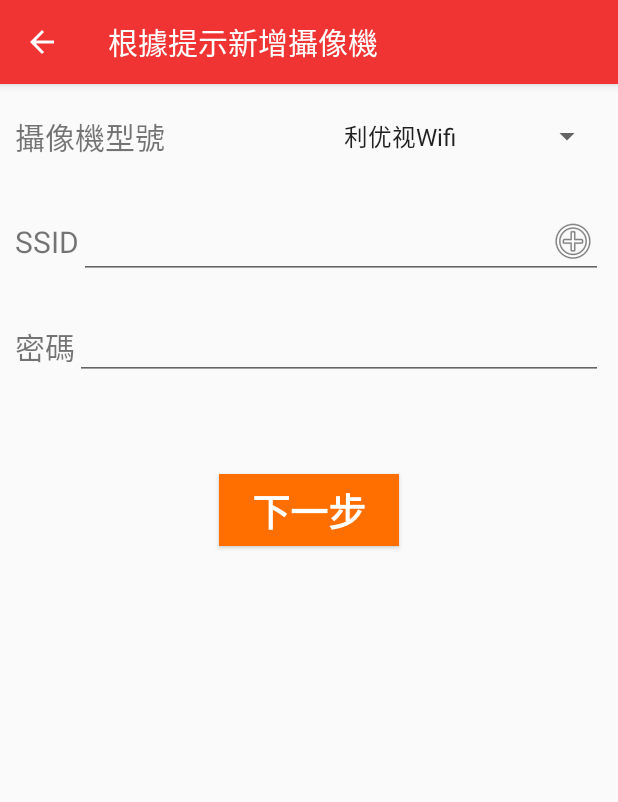
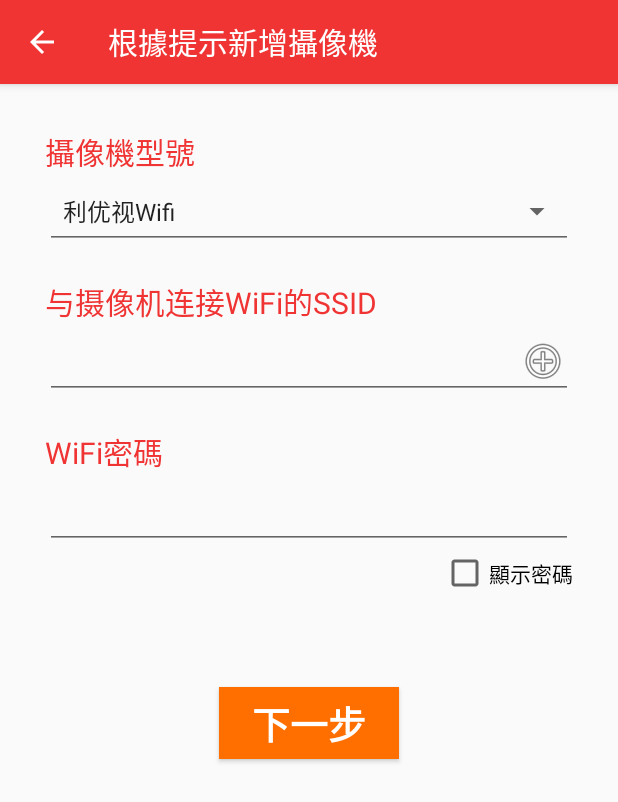
Before and after one commit to melvin11112015/GreataSmartCam, an Android app: the AddDeviceActivity screen opened directly, with no data from a screen before it, after a tap on "紅燈已經閃爍", on a phone screen of 412 x 824 dp. Shown: the top 802 px of the screen. Run offline under Robolectric (Android 15) with nearby library versions, the phone set to English and light mode, and no system bars.

Commit message:
Add a checkbox for showing password , adjust fragment_two

```diff
--- a/app/src/main/java/com/greata/greatasmartcam/AddDeviceActivity.java
+++ b/app/src/main/java/com/greata/greatasmartcam/AddDeviceActivity.java
@@ -12,12 +12,16 @@ import android.support.v7.app.ActionBar;
 import android.support.v7.app.AppCompatActivity;
 import android.os.Bundle;
 import android.support.v7.widget.ListPopupWindow;
+import android.text.method.HideReturnsTransformationMethod;
+import android.text.method.PasswordTransformationMethod;
 import android.util.Log;
 import android.view.MenuItem;
 import android.view.MotionEvent;
 import android.view.View;
 import android.widget.AdapterView;
 import android.widget.ArrayAdapter;
+import android.widget.CheckBox;
+import android.widget.CompoundButton;
 import android.widget.EditText;
 import android.widget.ImageView;
 import android.widget.Spinner;
@@ -35,10 +39,11 @@ public class AddDeviceActivity extends AppCompatActivity {
     private FragmentManager fManager;
     private ImageView lightView;
     private ActionBar actionBar;
-    private EditText editSSID;
+    private EditText editSSID, editPwd;
     private List<String> ssidList;
     private Spinner sp;
     private ListPopupWindow listPopupWindow;
+    private CheckBox pwdCheckBox;
 
     @Override
     protected void onCreate(Bundle savedInstanceState) {
@@ -83,6 +88,26 @@ public class AddDeviceActivity extends AppCompatActivity {
         if (editSSID == null) {
             editSSID = f2.getView().findViewById(R.id.edit_ssid);
             (new WifiTask()).execute();
+        }
+        if (editPwd == null) {
+            editPwd = f2.getView().findViewById(R.id.edit_pwd);
+        }
+        if (pwdCheckBox == null) {
+            pwdCheckBox = f2.getView().findViewById(R.id.show_pwd_checkbox);
+            pwdCheckBox.setOnCheckedChangeListener(new CompoundButton.OnCheckedChangeListener() {
+
+                @Override
+                public void onCheckedChanged(CompoundButton buttonView, boolean isChecked) {
+                    if (isChecked) {
+                        //如果选中，显示密码
+                        editPwd.setTransformationMethod(HideReturnsTransformationMethod.getInstance());
+                    } else {
+                        //否则隐藏密码
+                        editPwd.setTransformationMethod(PasswordTransformationMethod.getInstance());
+                    }
+
+                }
+            });
         }
         fManager.beginTransaction().hide(f2).hide(f3).commit();
     }
@@ -156,17 +181,20 @@ public class AddDeviceActivity extends AppCompatActivity {
             editSSID.setOnTouchListener(new View.OnTouchListener() {
                 @Override
                 public boolean onTouch(View v, MotionEvent event) {
+                    final int DRAWABLE_RIGHT = 2;
                     if (event.getAction() == MotionEvent.ACTION_UP) {
                         if (event.getX() >= (editSSID.getWidth() - editSSID
-                                .getCompoundDrawables()[2].getBounds().width())) {
+                                .getCompoundDrawables()[DRAWABLE_RIGHT].getBounds().width())) {
                             listPopupWindow = new ListPopupWindow(AddDeviceActivity.this);
                             listPopupWindow.setAdapter(new ArrayAdapter<String>(AddDeviceActivity.this, android.R.layout.simple_list_item_1, ssidList));
                             listPopupWindow.setAnchorView(editSSID);
+                            listPopupWindow.setHeight(500);
                             listPopupWindow.setModal(true);
                             listPopupWindow.setOnItemClickListener(new AdapterView.OnItemClickListener() {
                                 @Override
                                 public void onItemClick(AdapterView<?> adapterView, View view, int i, long l) {
                                     editSSID.setText(ssidList.get(i));
+                                    listPopupWindow.dismiss();
                                 }
                             });
                             listPopupWindow.show();
--- a/app/src/main/res/layout/fragment_two.xml
+++ b/app/src/main/res/layout/fragment_two.xml
@@ -3,50 +3,54 @@
     android:layout_width="match_parent"
     android:layout_height="wrap_content"
     android:orientation="vertical"
+    android:padding="20dp"
     tools:context=".AddFragment">
 
     <LinearLayout
         android:layout_width="match_parent"
-        android:layout_height="50dp"
+        android:layout_height="wrap_content"
         android:layout_margin="10dp"
+        android:layout_weight="1"
         android:gravity="center"
-        android:orientation="horizontal"
+        android:orientation="vertical"
         tools:context=".AddFragment">
 
         <TextView
-            android:layout_width="wrap_content"
+            android:layout_width="match_parent"
             android:layout_height="wrap_content"
             android:layout_weight="1"
             android:text="攝像機型號"
+            android:textColor="@color/colorPrimary"
             android:textSize="20sp" />
 
         <Spinner
             android:id="@+id/spinner"
-            android:layout_width="wrap_content"
-            android:layout_height="wrap_content"
+            style="@style/Widget.AppCompat.Spinner.Underlined"
+            android:layout_width="match_parent"
+            android:layout_height="50dp"
             android:layout_gravity="center" />
 
     </LinearLayout>
 
     <LinearLayout
         android:layout_width="match_parent"
-        android:layout_height="50dp"
+        android:layout_height="wrap_content"
         android:layout_margin="10dp"
         android:layout_weight="1"
         android:gravity="center"
-        android:orientation="horizontal">
+        android:orientation="vertical">
 
         <TextView
-            android:layout_width="wrap_content"
+            android:layout_width="match_parent"
             android:layout_height="wrap_content"
-            android:text="SSID"
+            android:text="与摄像机连接WiFi的SSID"
+            android:textColor="@color/colorPrimary"
             android:textSize="20sp" />
 
         <EditText
             android:id="@+id/edit_ssid"
-            android:layout_width="wrap_content"
-            android:layout_height="wrap_content"
-            android:layout_weight="1"
+            android:layout_width="match_parent"
+            android:layout_height="50dp"
             android:drawableRight="@android:drawable/ic_menu_add"
             android:ems="10"
             android:inputType="textPersonName"
@@ -56,26 +60,32 @@
 
     <LinearLayout
         android:layout_width="match_parent"
-        android:layout_height="50dp"
+        android:layout_height="wrap_content"
         android:layout_margin="10dp"
-        android:layout_weight="1"
         android:gravity="center"
-        android:orientation="horizontal">
+        android:orientation="vertical">
 
         <TextView
             android:id="@+id/textView5"
-            android:layout_width="wrap_content"
+            android:layout_width="match_parent"
             android:layout_height="wrap_content"
-            android:text="密碼"
+            android:text="WiFi密碼"
+            android:textColor="@color/colorPrimary"
             android:textSize="20sp" />
 
         <EditText
-            android:id="@+id/editText2"
+            android:id="@+id/edit_pwd"
+            android:layout_width="match_parent"
+            android:layout_height="50dp"
+            android:ems="10"
+            android:inputType="textPassword" />
+
+        <CheckBox
+            android:id="@+id/show_pwd_checkbox"
             android:layout_width="wrap_content"
             android:layout_height="wrap_content"
-            android:layout_weight="1"
-            android:ems="10"
-            android:inputType="textPassword" />
+            android:layout_gravity="right"
+            android:text="顯示密碼" />
 
     </LinearLayout>
 
```
